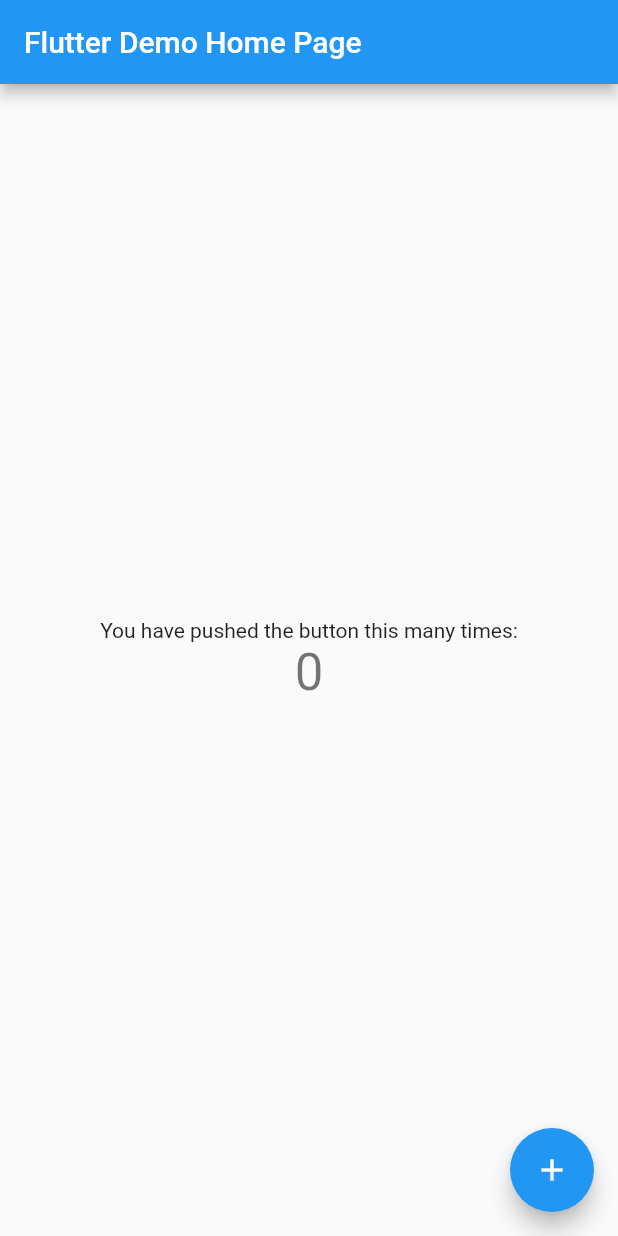
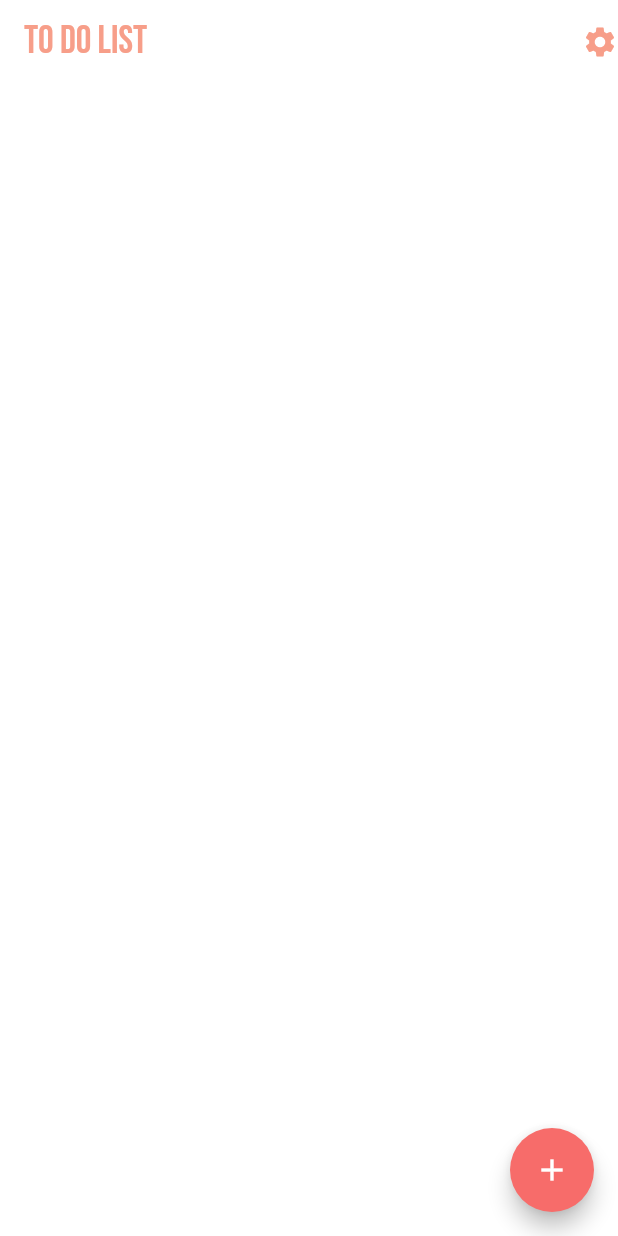
Before and after one commit to teddyrahsyah/simple-todo-app-provider, a Flutter app: the screen it shows after launch, on a phone screen of 412 x 824 dp. Run offline on Flutter 3.47's test engine with Material 2 defaults, Android fonts, the phone set to English and light mode, and no system bars; our stand-ins replace google_fonts.

Commit message:
base home_screen

```diff
--- a/lib/main.dart
+++ b/lib/main.dart
@@ -1,4 +1,5 @@
 import 'package:flutter/material.dart';
+import 'package:simple_todo_app_with_provider/screens/home_screen.dart';
 
 void main() {
   runApp(const MyApp());
@@ -11,105 +12,12 @@ class MyApp extends StatelessWidget {
   @override
   Widget build(BuildContext context) {
     return MaterialApp(
+      debugShowCheckedModeBanner: false,
       title: 'Flutter Demo',
       theme: ThemeData(
-        // This is the theme of your application.
-        //
-        // Try running your application with "flutter run". You'll see the
-        // application has a blue toolbar. Then, without quitting the app, try
-        // changing the primarySwatch below to Colors.green and then invoke
-        // "hot reload" (press "r" in the console where you ran "flutter run",
-        // or simply save your changes to "hot reload" in a Flutter IDE).
-        // Notice that the counter didn't reset back to zero; the application
-        // is not restarted.
         primarySwatch: Colors.blue,
       ),
-      home: const MyHomePage(title: 'Flutter Demo Home Page'),
+      home: HomeScreen(),
     );
   }
 }
-
-class MyHomePage extends StatefulWidget {
-  const MyHomePage({Key? key, required this.title}) : super(key: key);
-
-  // This widget is the home page of your application. It is stateful, meaning
-  // that it has a State object (defined below) that contains fields that affect
-  // how it looks.
-
-  // This class is the configuration for the state. It holds the values (in this
-  // case the title) provided by the parent (in this case the App widget) and
-  // used by the build method of the State. Fields in a Widget subclass are
-  // always marked "final".
-
-  final String title;
-
-  @override
-  State<MyHomePage> createState() => _MyHomePageState();
-}
-
-class _MyHomePageState extends State<MyHomePage> {
-  int _counter = 0;
-
-  void _incrementCounter() {
-    setState(() {
-      // This call to setState tells the Flutter framework that something has
-      // changed in this State, which causes it to rerun the build method below
-      // so that the display can reflect the updated values. If we changed
-      // _counter without calling setState(), then the build method would not be
-      // called again, and so nothing would appear to happen.
-      _counter++;
-    });
-  }
-
-  @override
-  Widget build(BuildContext context) {
-    // This method is rerun every time setState is called, for instance as done
-    // by the _incrementCounter method above.
-    //
-    // The Flutter framework has been optimized to make rerunning build methods
-    // fast, so that you can just rebuild anything that needs updating rather
-    // than having to individually change instances of widgets.
-    return Scaffold(
-      appBar: AppBar(
-        // Here we take the value from the MyHomePage object that was created by
-        // the App.build method, and use it to set our appbar title.
-        title: Text(widget.title),
-      ),
-      body: Center(
-        // Center is a layout widget. It takes a single child and positions it
-        // in the middle of the parent.
-        child: Column(
-          // Column is also a layout widget. It takes a list of children and
-          // arranges them vertically. By default, it sizes itself to fit its
-          // children horizontally, and tries to be as tall as its parent.
-          //
-          // Invoke "debug painting" (press "p" in the console, choose the
-          // "Toggle Debug Paint" action from the Flutter Inspector in Android
-          // Studio, or the "Toggle Debug Paint" command in Visual Studio Code)
-          // to see the wireframe for each widget.
-          //
-          // Column has various properties to control how it sizes itself and
-          // how it positions its children. Here we use mainAxisAlignment to
-          // center the children vertically; the main axis here is the vertical
-          // axis because Columns are vertical (the cross axis would be
-          // horizontal).
-          mainAxisAlignment: MainAxisAlignment.center,
-          children: <Widget>[
-            const Text(
-              'You have pushed the button this many times:',
-            ),
-            Text(
-              '$_counter',
-              style: Theme.of(context).textTheme.headline4,
-            ),
-          ],
-        ),
-      ),
-      floatingActionButton: FloatingActionButton(
-        onPressed: _incrementCounter,
-        tooltip: 'Increment',
-        child: const Icon(Icons.add),
-      ), // This trailing comma makes auto-formatting nicer for build methods.
-    );
-  }
-}
--- /dev/null
+++ b/lib/screens/home_screen.dart
@@ -0,0 +1,32 @@
+import 'package:flutter/material.dart';
+import 'package:simple_todo_app_with_provider/shared/theme.dart';
+
+class HomeScreen extends StatelessWidget {
+  const HomeScreen({Key? key}) : super(key: key);
+
+  @override
+  Widget build(BuildContext context) {
+    return Scaffold(
+      backgroundColor: white,
+      appBar: AppBar(
+        backgroundColor: white,
+        elevation: 0,
+        title: Text(
+          "TO DO LIST",
+          style: appBarTitleTextStyle,
+        ),
+        actions: [
+          Icon(
+            Icons.settings,
+            color: secondary,
+          )
+        ],
+      ),
+      floatingActionButton: FloatingActionButton(
+        onPressed: () {},
+        backgroundColor: primary,
+        child: const Icon(Icons.add),
+      ),
+    );
+  }
+}
--- a/lib/shared/theme.dart
+++ b/lib/shared/theme.dart
@@ -7,6 +7,11 @@ Color white = const Color(0xffFFFFFF);
 Color primary = const Color(0xffF76C6A);
 Color secondary = const Color(0xffF79E89);
 Color accent = const Color(0xffF0F0F0);
+
+TextStyle appBarTitleTextStyle = GoogleFonts.bebasNeue(
+  color: secondary,
+  fontSize: 26,
+);
 
 TextStyle headlineTextStyle = GoogleFonts.bebasNeue(
   color: primary,
```
